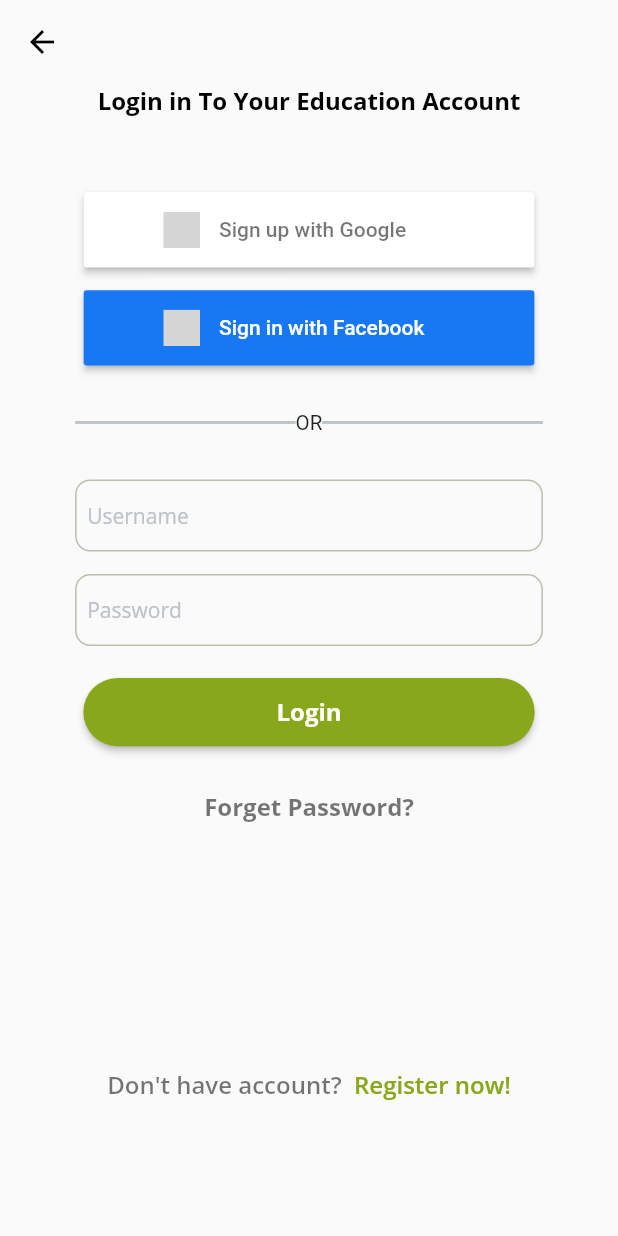
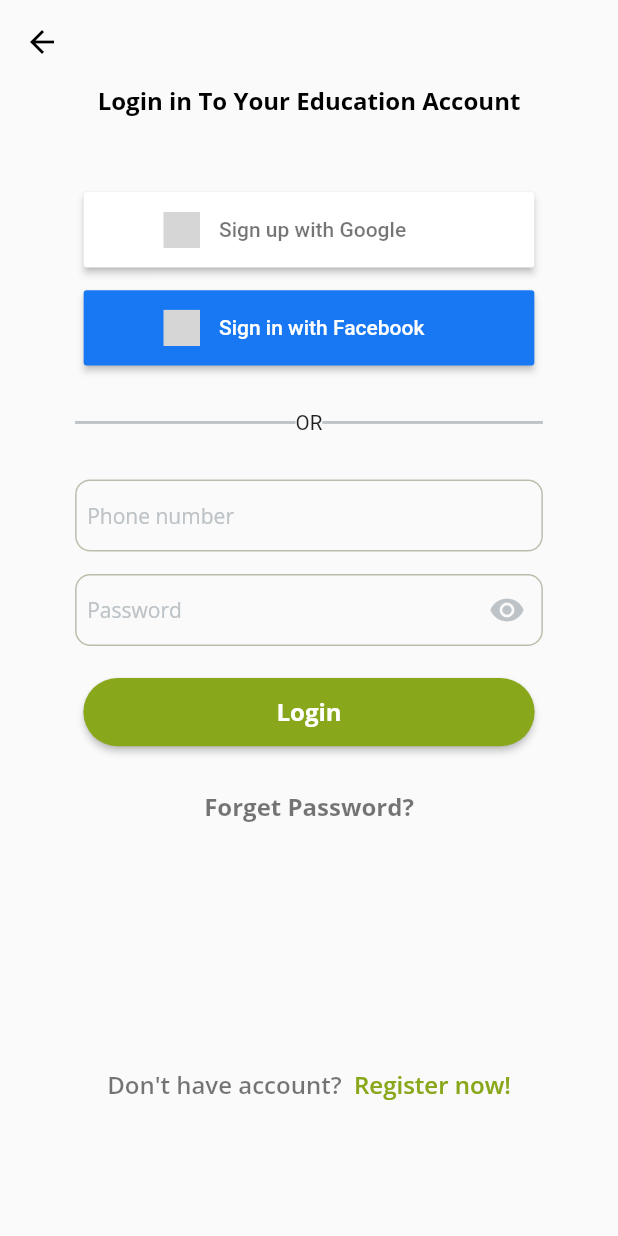
Before and after one commit to fakharany2510/pearogram, a Flutter app: the LoginScreen screen opened directly, on a phone screen of 412 x 824 dp. Run offline on Flutter 3.47's test engine with Material 2 defaults, Android fonts, the phone set to English and light mode, and no system bars; our stand-ins replace bloc, flutter_bloc, flutter_screenutil, flutter_signin_button, hexcolor, smooth_page_indicator; grey boxes are pictures that could not be loaded.

Commit message:
login changes

```diff
--- a/lib/presentation/screens/login_screen.dart
+++ b/lib/presentation/screens/login_screen.dart
@@ -5,6 +5,7 @@
 import 'package:pearogram/shared/default_button.dart';
 
 import '../../shared/app_text_field.dart';
+import '../../shared/password_field.dart';
 import '../constants/color_manager.dart';
 import '../constants/font_manager.dart';
 import '../constants/style_manager.dart';
@@ -62,12 +63,12 @@
               ),
               SizedBox(height: 30.h,),
               AppTextField(
-                  hint: 'Username',
-                  inputType: TextInputType.emailAddress,
-                  validatorText: 'Please enter username',
+                  hint: 'Phone number',
+                  inputType: TextInputType.phone,
+                  validatorText: 'Please enter phone number',
                   controller: emailController),
               SizedBox(height: 15.h,),
-              AppTextField(
+              PasswordField(
                   hint: 'Password',
                   secure: true,
                   validatorText: 'Please enter your password',
--- a/lib/shared/first_step_after_btn.dart
+++ b/lib/shared/first_step_after_btn.dart
@@ -1,5 +1,6 @@
 import 'package:flutter/material.dart';
 import 'package:flutter_screenutil/flutter_screenutil.dart';
+import 'package:pearogram/presentation/screens/login_screen.dart';
 
 import '../presentation/constants/color_manager.dart';
 import '../presentation/constants/style_manager.dart';
@@ -53,6 +54,7 @@
           children: [
             const Text('Already have account? '),
             InkWell(
+              onTap: ()=>Navigator.of(context).push(MaterialPageRoute(builder: (context)=>const LoginScreen())),
               child: Text(
                 'Login now!',
                 style: getRegularStyle(
--- a/lib/shared/first_step_signup.dart
+++ b/lib/shared/first_step_signup.dart
@@ -1,6 +1,7 @@
 import 'package:flutter/material.dart';
 import 'package:flutter_screenutil/flutter_screenutil.dart';
 import 'package:pearogram/shared/app_text_field.dart';
+import 'package:pearogram/shared/password_field.dart';
 
 class FirstStepSignup extends StatelessWidget {
   const FirstStepSignup({Key? key}) : super(key: key);
@@ -27,13 +28,13 @@
               validatorText: 'Please enter username',
               controller: usernameController),
           SizedBox(height: 8.h,),
-          AppTextField(
+          PasswordField(
               hint: 'Password',
               secure: true,
               validatorText: 'Please enter your password',
               controller: passwordController),
           SizedBox(height: 8.h,),
-          AppTextField(
+          PasswordField(
               secure: true,
               hint: 'Confirm password',
               validatorText: 'this field is must',
--- /dev/null
+++ b/lib/shared/password_field.dart
@@ -0,0 +1,63 @@
+import 'package:flutter/material.dart';
+import 'package:flutter_screenutil/flutter_screenutil.dart';
+import 'package:pearogram/presentation/constants/font_manager.dart';
+import 'package:pearogram/presentation/constants/style_manager.dart';
+
+import '../../presentation/constants/color_manager.dart';
+import '../presentation/constants/values_manager.dart';
+
+class PasswordField extends StatefulWidget {
+  final String hint;
+  final TextEditingController controller;
+  final String validatorText;
+  TextInputType inputType;
+  bool secure;
+  PasswordField({Key? key,this.secure= true, required this.hint, required this.validatorText, required this.controller,  this.inputType= TextInputType.text}) : super(key: key);
+
+  @override
+  State<PasswordField> createState() => _PasswordFieldState();
+}
+
+class _PasswordFieldState extends State<PasswordField> {
+  @override
+  Widget build(BuildContext context) {
+    return TextFormField(
+      obscureText: widget.secure,
+      keyboardType: widget.inputType,
+      decoration: InputDecoration(
+
+          suffixIcon: IconButton(
+            icon: Icon(
+              // Based on passwordVisible state choose the icon
+              widget.secure
+                  ? Icons.visibility
+                  : Icons.visibility_off,
+              color: AppColor.hintFontColor,
+            ),
+            onPressed: () {
+              // Update the state i.e. toogle the state of passwordVisible variable
+              setState(() {
+                widget.secure = !widget.secure;
+              });
+            },),
+          contentPadding:const EdgeInsets.all(AppPadding.p8).r,
+          hintText: widget.hint,
+          hintStyle: getRegularStyle(color: AppColor.hintFontColor ,fontSize: FontSize.s14.sp),
+          enabledBorder: OutlineInputBorder(
+            borderSide: BorderSide(width: 1.w, color: AppColor.borderFieldDisabledColor),
+            borderRadius: BorderRadius.circular(10).r,
+          ),
+          focusedBorder: OutlineInputBorder(
+            borderSide:  BorderSide(width: 1.w, color: AppColor.primaryColor),
+            borderRadius: BorderRadius.circular(10).r,
+          )),
+      validator: (value) {
+        if (value == null || value.isEmpty) {
+          return widget.validatorText;
+        }
+        return null;
+      },
+      controller: widget.controller,
+    );
+  }
+}
```
